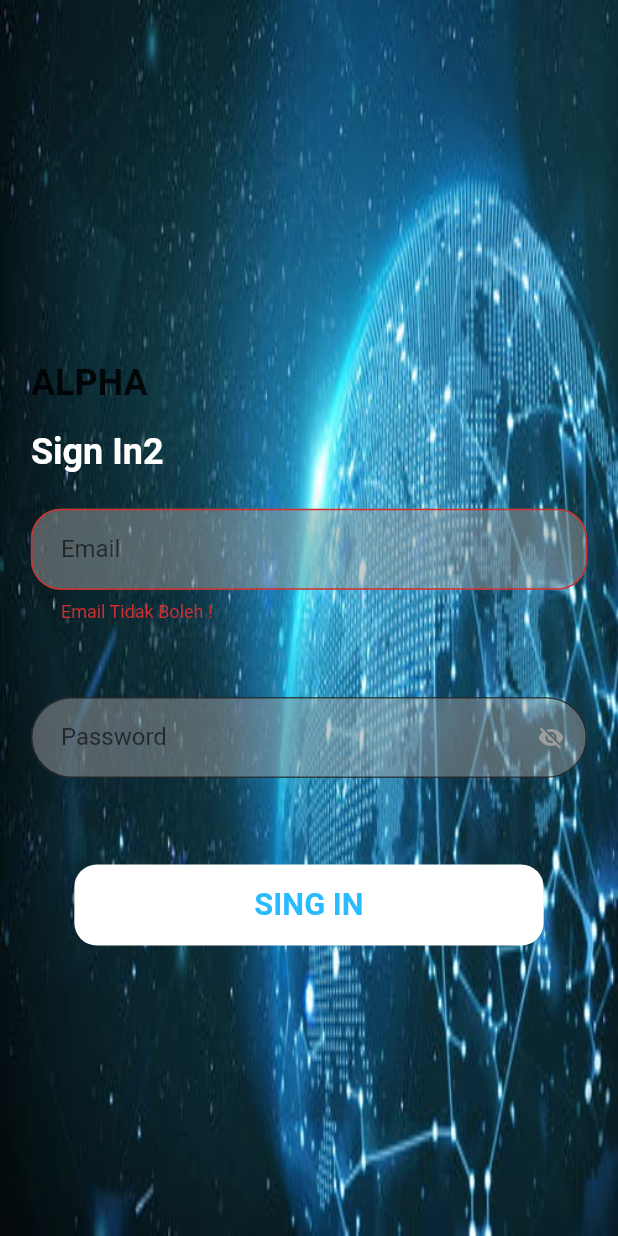
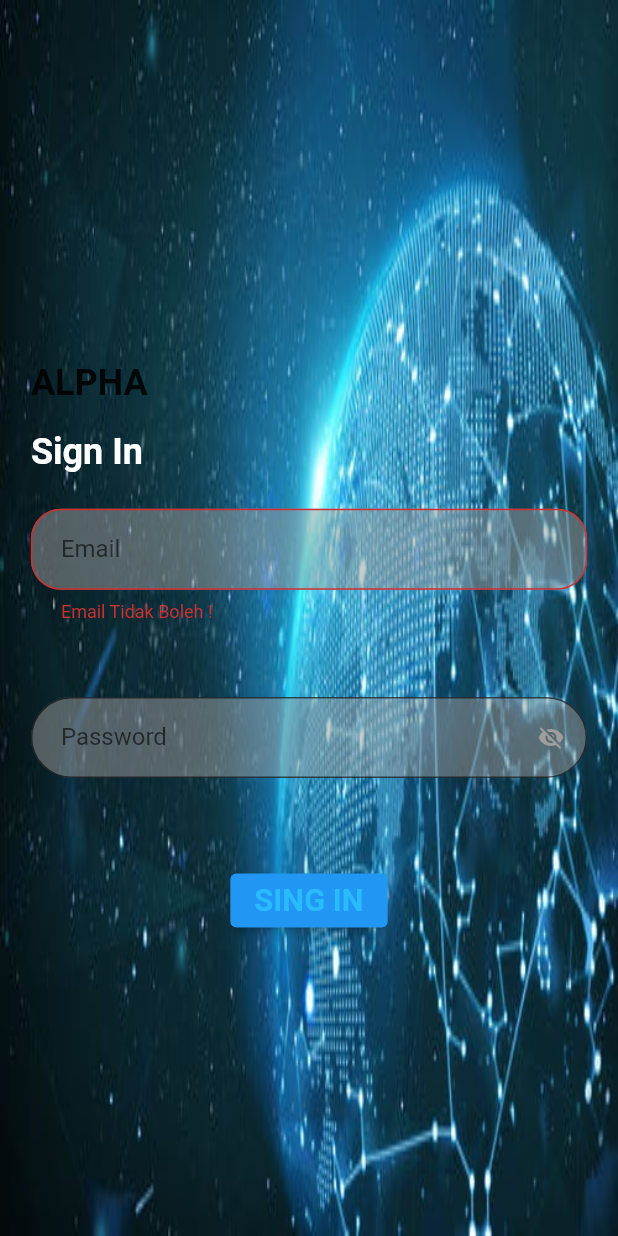
Before and after one commit to BayuFaturahman/Flutter-Web-And-Mobile-Login-UI, a Flutter app: the screen it shows after launch, after a tap on "SING IN", on a phone screen of 412 x 824 dp. Run offline on Flutter 3.47's test engine with Material 2 defaults, Android fonts, the light colour scheme and no system bars; Roboto replaces fonts that are missing (Poppins).

Commit message:
update page

```diff
--- a/lib/login/widgets/login_form.dart
+++ b/lib/login/widgets/login_form.dart
@@ -59,7 +59,7 @@ class _LoginFormState extends State<LoginForm> {
             Row(
               children: [
                 Text(
-                  "Sign In2",
+                  "Sign In",
                   style: TextStyle(
                       color: Colors.white,
                       fontSize: 24,
@@ -118,12 +118,13 @@ class _LoginFormState extends State<LoginForm> {
                 ),
 
             SizedBox(height: heightSize * widget.spaceBetweenFieldAndButton),
-            FlatButton(
-              shape: RoundedRectangleBorder(
-                borderRadius: BorderRadius.circular(15.0)
-              ),
-              padding: EdgeInsets.fromLTRB(120.0, 15.0, 120.0, 15.0),
-              color: Colors.white,
+            ElevatedButton(
+              // style: ButtonStyle(backgroundColor: Colors.redAccent),
+              // shape: RoundedRectangleBorder(
+              //   borderRadius: BorderRadius.circular(15.0)
+              // ),
+              // padding: EdgeInsets.fromLTRB(120.0, 15.0, 120.0, 15.0),
+              // color: Colors.white,
               onPressed: () async {
                 if(_formKey.currentState.validate()) {
                 }
@@ -134,7 +135,7 @@ class _LoginFormState extends State<LoginForm> {
                 fontWeight: FontWeight.bold,
 
                 color: Color.fromRGBO(41, 187, 255, 1))
-              )
+              ),
             ),
             SizedBox(height: heightSize * 0.01),
             // Text('Esqueci minha senha', style: TextStyle(
--- a/lib/main.dart
+++ b/lib/main.dart
@@ -1,4 +1,5 @@
 import 'package:flutter/material.dart';
+import 'package:flutter_web_login_ui/pageFirst/page1.dart';
 import 'login/login_page.dart';
 
 void main() {
@@ -7,7 +8,8 @@ void main() {
     title: 'flutter web login ui',
     initialRoute: '/login',
     routes: {
-      '/login': (context) => LoginPage()
+      '/login': (context) => LoginPage(),
+      '/testPage' : (context) => Page1()
     }
   ));
 }
```
Also changed, not shown: lib/pageFirst/page1.dart (added, +22 -0 lines), lib/pageFirst/DPage1.dart (added).
